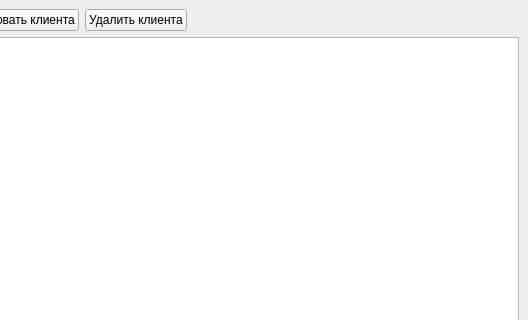
This is mainwindow.ui in freawed/coursework-database as Qt 5 draws it before an edit; both pictures show x 272 to 800 and y 0 to 320 of the 800 by 600 pixel window. The edited form follows.
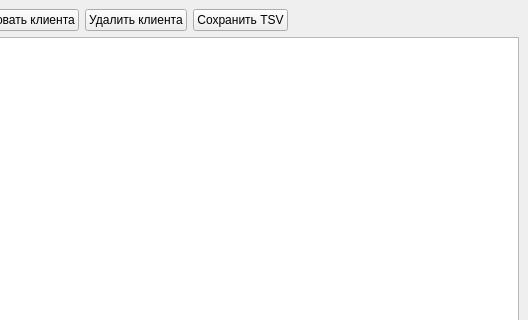
This is the edited form.

Commit message: Добавить сохранение базы в TSV из Qt

```diff
--- a/mainwindow.ui
+++ b/mainwindow.ui
@@ -45,6 +45,13 @@
         </property>
        </widget>
       </item>
+      <item>
+       <widget class="QPushButton" name="saveButton">
+        <property name="text">
+         <string>Сохранить TSV</string>
+        </property>
+       </widget>
+      </item>
       <item>
        <spacer name="horizontalSpacer">
         <property name="orientation">
```
The commit also changes 2 other files.
